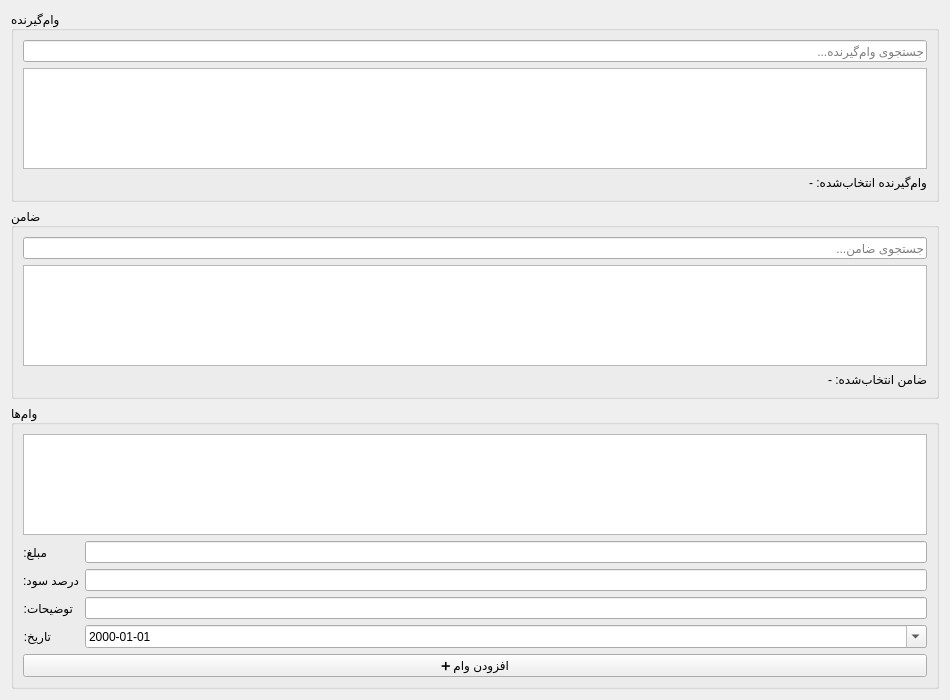
Above: loanswidgets.ui from mehranj73/loaners before the change. Below: the same form after it.
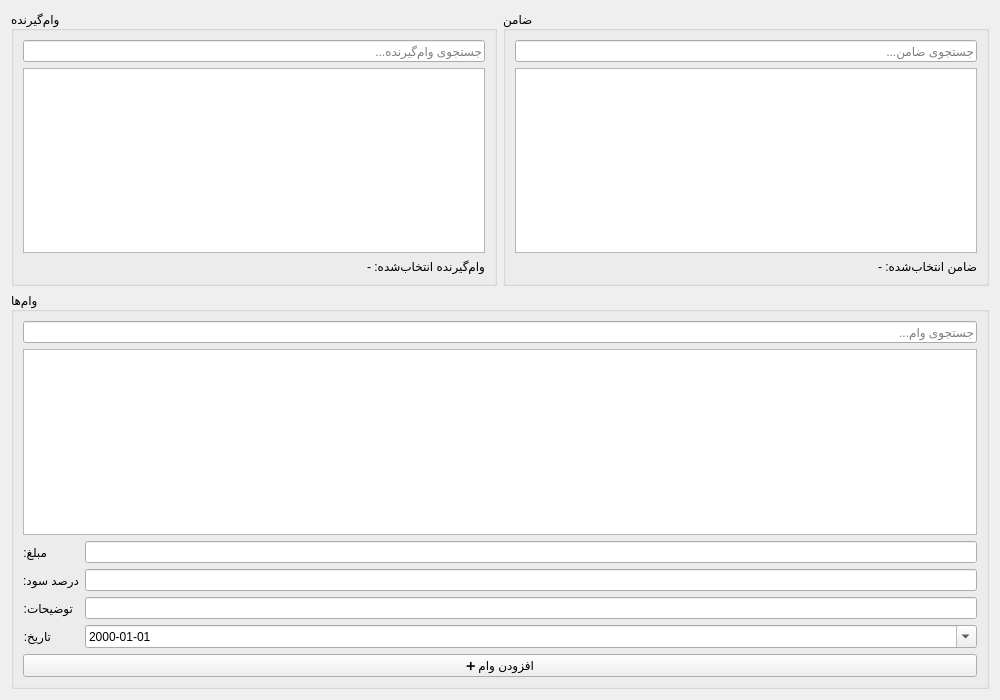
That is the form after the change.

Commit message: Add search loans and make ui better

The edit to the form file:
```diff
--- a/loanswidgets.ui
+++ b/loanswidgets.ui
@@ -6,7 +6,7 @@
    <rect>
     <x>0</x>
     <y>0</y>
-    <width>950</width>
+    <width>1000</width>
     <height>700</height>
    </rect>
   </property>
@@ -14,8 +14,11 @@
    <string>مدیریت وام‌ها</string>
   </property>
   <layout class="QVBoxLayout" name="mainLayout">
-   
-    <!-- Borrower Section -->
+
+    <!-- Borrower and Guarantor side by side -->
+    <item>
+      <layout class="QHBoxLayout">
+        <!-- Borrower -->
     <item>
       <widget class="QGroupBox" name="borrowerGroup">
         <property name="title">
@@ -30,7 +33,9 @@
             </widget>
           </item>
           <item>
-            <widget class="QTableView" name="borrowerTable"/>
+                <widget class="QTableView" name="borrowerTable">
+                  <property name="minimumHeight"><number>150</number></property>
+                </widget>
           </item>
           <item>
             <widget class="QLabel" name="borrowerSelectedLabel">
@@ -43,7 +48,7 @@
       </widget>
     </item>
 
-    <!-- Guarantor Section -->
+        <!-- Guarantor -->
     <item>
       <widget class="QGroupBox" name="guarantorGroup">
         <property name="title">
@@ -58,7 +63,9 @@
             </widget>
           </item>
           <item>
-            <widget class="QTableView" name="guarantorTable"/>
+                <widget class="QTableView" name="guarantorTable">
+                  <property name="minimumHeight"><number>150</number></property>
+                </widget>
           </item>
           <item>
             <widget class="QLabel" name="guarantorSelectedLabel">
@@ -69,6 +76,8 @@
           </item>
         </layout>
       </widget>
+        </item>
+      </layout>
     </item>
 
     <!-- Loan Section -->
@@ -79,6 +88,12 @@
         </property>
         <layout class="QVBoxLayout">
 
+          <item>
+            <widget class="QLineEdit" name="searchLoan">
+              <property name="placeholderText"><string>جستجوی وام...</string></property>
+            </widget>
+          </item>
+
           <item>
             <widget class="QTableView" name="loanTable"/>
           </item>
```
Left out of the diff: 64 changed lines with no effect on the pictures. Lines whose indentation alone changed are shown as unchanged. The commit also changes 2 other files.
